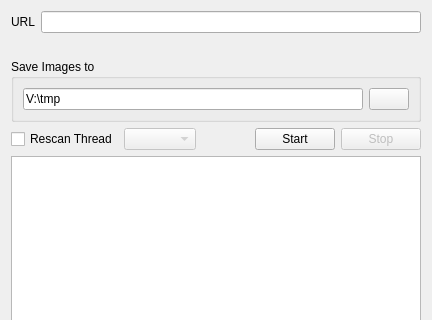
This is ui4chan.ui in chrisdevchroma/fourchan-dl as Qt 5 draws it before an edit; both pictures show x 0 to 432 and y 0 to 320 of the 432 by 581 pixel window. The edited form follows.
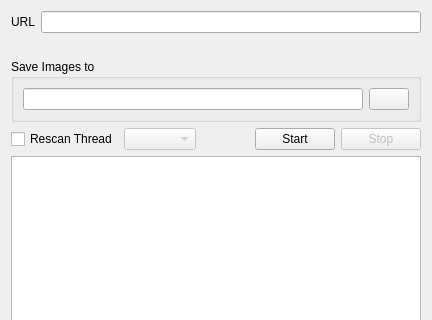
This is the edited form. Icons and pictures are not drawn.

```diff
--- a/ui4chan.ui
+++ b/ui4chan.ui
@@ -41,7 +41,7 @@
       <item row="0" column="0">
        <widget class="QLineEdit" name="leSavepath">
         <property name="text">
-         <string>V:\tmp</string>
+         <string/>
         </property>
        </widget>
       </item>
```
Left out of the diff: 37 changed lines with no effect on the pictures.
